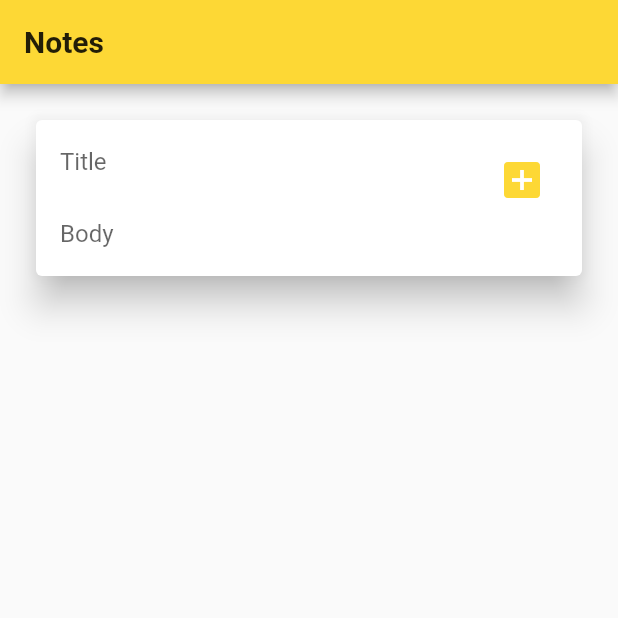
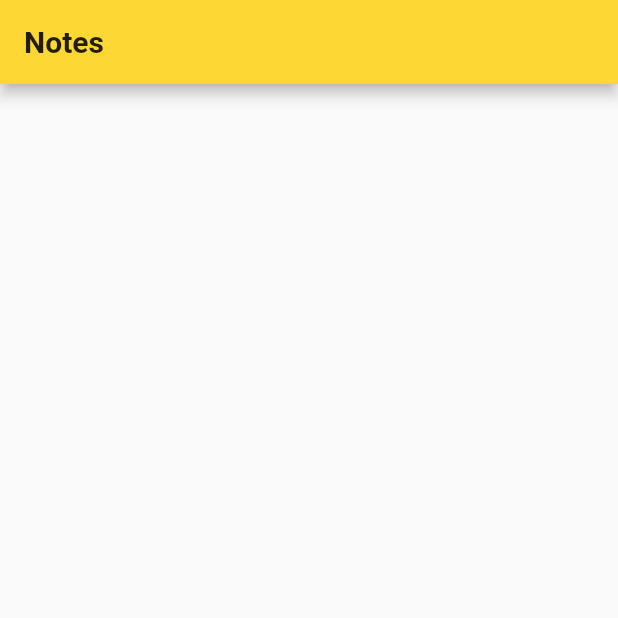
Before and after one commit to JoinCODED/Demo-Flutter-Provider, a Flutter app: the screen it shows after launch, on a phone screen of 412 x 824 dp, the top half of it. Run offline on Flutter 3.47's test engine with Material 2 defaults, Android fonts, the light colour scheme and no system bars.

Commit message:
fix the Textfields

```diff
--- a/lib/pages/home_page.dart
+++ b/lib/pages/home_page.dart
@@ -12,9 +12,9 @@ class _HomePageState extends State<HomePage> {
   final TextEditingController _bodyTextEditingController =
       TextEditingController();
 
-  // TODO: #1 note list
+  // TODO: #2 note list
 
-  // TODO: #2 add note function
+  // TODO: #3 add note function
 
   @override
   Widget build(BuildContext context) {
@@ -30,48 +30,9 @@ class _HomePageState extends State<HomePage> {
           ),
           backgroundColor: Theme.of(context).primaryColor,
         ),
-        body: SingleChildScrollView(
-          child: Column(
-            children: [
-              Container(
-                padding: EdgeInsets.all(20),
-                child: Card(
-                  elevation: 10,
-                  child: ListTile(
-                    title: Column(
-                      children: [
-                        TextField(
-                          controller: _titleTextEditingController,
-                          decoration: InputDecoration(
-                            hintText: 'Title',
-                            border: InputBorder.none,
-                          ),
-                        ),
-                        TextField(
-                          controller: _bodyTextEditingController,
-                          decoration: InputDecoration(
-                            hintText: 'Body',
-                            border: InputBorder.none,
-                          ),
-                        ),
-                      ],
-                    ),
-                    trailing: IconButton(
-                      iconSize: 32,
-                      icon: Icon(
-                        Icons.add_box,
-                        color: Theme.of(context).primaryColor,
-                      ),
-                      onPressed: () {},
-                    ),
-                  ),
-                ),
-              ),
 
-              // TODO: #3 Add ListView builder
-            ],
-          ),
-        ),
+        // TODO: #1 Textfields
+        body: Container(),
       ),
     );
   }
```
